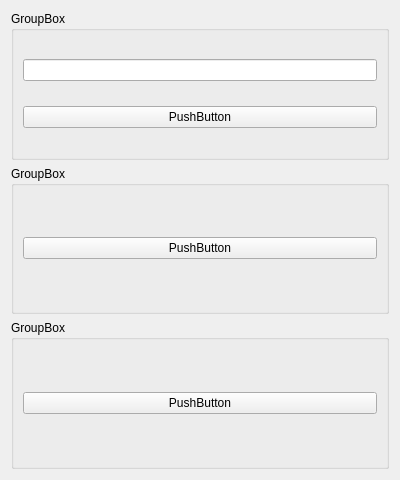
Old version of the form MeterMode/clsUserFunctionMeterMode.ui in the repository caicaiking/WKEFactoryView2014.
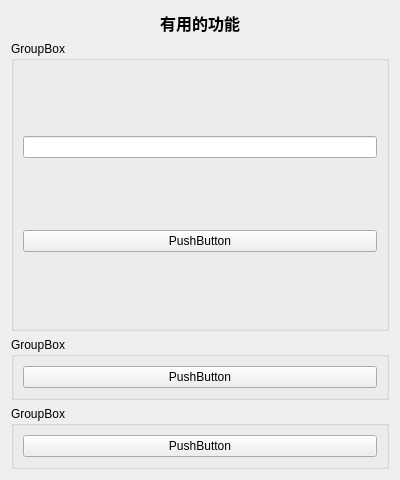
New version of the form.

Commit message: Meter Mode 添加步骤 删除步骤 修改步骤等

```diff
--- a/MeterMode/clsUserFunctionMeterMode.ui
+++ b/MeterMode/clsUserFunctionMeterMode.ui
@@ -13,7 +13,25 @@
   <property name="windowTitle">
    <string>Form</string>
   </property>
-  <layout class="QVBoxLayout" name="verticalLayout_4">
+  <layout class="QVBoxLayout" name="verticalLayout_4" stretch="0,10,0,0">
+   <item>
+    <widget class="QLabel" name="label">
+     <property name="font">
+      <font>
+       <family>楷体</family>
+       <pointsize>12</pointsize>
+       <weight>75</weight>
+       <bold>true</bold>
+      </font>
+     </property>
+     <property name="text">
+      <string>有用的功能</string>
+     </property>
+     <property name="alignment">
+      <set>Qt::AlignCenter</set>
+     </property>
+    </widget>
+   </item>
    <item>
     <widget class="QGroupBox" name="groupBox">
      <property name="title">
```
The commit also changes 20 other files.
